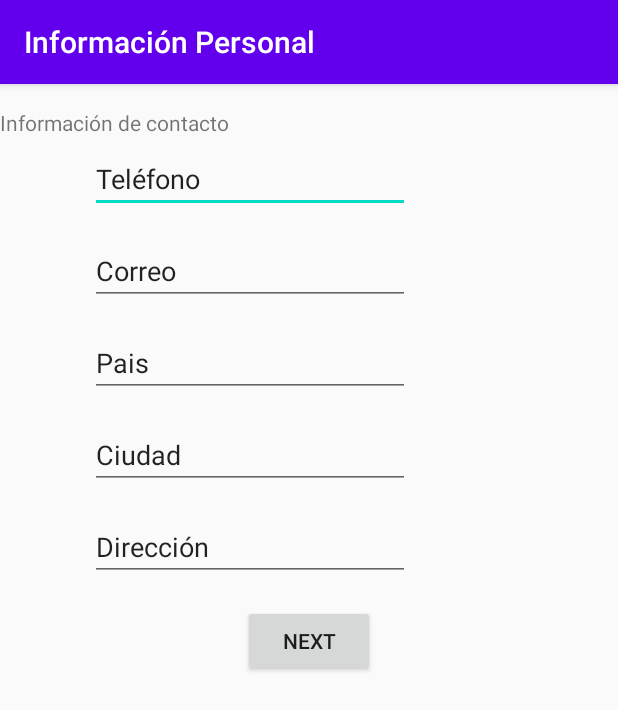
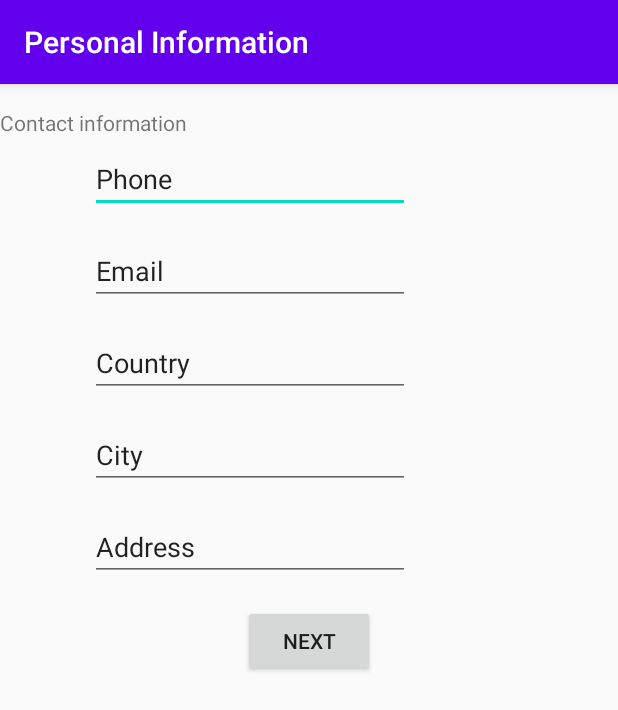
Before and after one commit to jdiegoisaza/LabsCM20231-Gr09, an Android app: the ContactDataActivity screen opened directly, with no data from a screen before it, on a phone screen of 412 x 824 dp. Shown: the top 710 px of the screen. Run offline under Robolectric (Android 15) with nearby library versions, the phone set to English and light mode, and no system bars.

Commit message:
Logica final lista

```diff
--- a/Lab1-UI/src/main/java/co/edu/udea/compumovil/gr09_20231/lab1/ContactDataActivity.kt
+++ b/Lab1-UI/src/main/java/co/edu/udea/compumovil/gr09_20231/lab1/ContactDataActivity.kt
@@ -1,11 +1,44 @@
 package co.edu.udea.compumovil.gr09_20231.lab1
 
+import android.content.ContentValues.TAG
 import android.support.v7.app.AppCompatActivity
 import android.os.Bundle
+import android.util.Log
+import android.widget.Button
+import android.widget.EditText
 
 class ContactDataActivity : AppCompatActivity() {
     override fun onCreate(savedInstanceState: Bundle?) {
         super.onCreate(savedInstanceState)
         setContentView(R.layout.activity_contact_data)
+        save()
+    }
+    private fun save(){
+        val button:Button = findViewById(R.id.button)
+        val phone:EditText = findViewById(R.id.phoneNumber)
+        val email:EditText = findViewById(R.id.emailAddress)
+        val country:EditText = findViewById(R.id.country)
+        val city:EditText = findViewById(R.id.city)
+
+        val extras = intent.extras
+        val dataName = extras?.getString("name")
+        val dataLastName = extras?.getString("lastName")
+        val dataDate = extras?.getString("date")
+        val dataGender = extras?.getString("gender")
+        val dataEducation = extras?.getString("education")
+        button.setOnClickListener{
+            if(phone.text.isNotEmpty()&&email.text.isNotEmpty()&&country.text.isNotEmpty()){
+                Log.i(TAG,"informacion Personal:")
+                Log.i(TAG,"$dataName $dataLastName")
+                if (dataGender!= null)
+                    Log.i(TAG,"$dataGender")
+                Log.i(TAG,"Nacio el: $dataDate")
+                Log.i(TAG,"informacion de Contacto:")
+                Log.i(TAG,"Telefono:"+ phone.text)
+                Log.i(TAG,"Email:" + email.text)
+                Log.i(TAG,"Pais:" + country.text)
+                Log.i(TAG,"Ciudad:" + city.text)
+            }
+        }
     }
 }
--- a/Lab1-UI/src/main/java/co/edu/udea/compumovil/gr09_20231/lab1/PersonalDataActivity.kt
+++ b/Lab1-UI/src/main/java/co/edu/udea/compumovil/gr09_20231/lab1/PersonalDataActivity.kt
@@ -37,12 +37,12 @@ class PersonalDataActivity : AppCompatActivity() {
             if (name.text.isNotEmpty() && lastName.text.isNotEmpty()){
                 val intent = Intent(this, ContactDataActivity::class.java)
                 intent.putExtra("name", name.text.toString())
-                intent.putExtra("last_name", lastName.text.toString())
+                intent.putExtra("lastName", lastName.text.toString())
                 if(gender.checkedRadioButtonId != -1){
                     val radioButton:RadioButton =findViewById(gender.checkedRadioButtonId)
                     intent.putExtra("gender",radioButton.text)
                 }
-                val datebirth:String = date.dayOfMonth.toString() + "/" + date.month.toString() + "/" + date.year.toString()
+                val datebirth:String = date.dayOfMonth.toString() + "/" + (date.month+1).toString() + "/" + date.year.toString()
                 intent.putExtra("date", datebirth)
                 intent.putExtra("education", education.selectedItem.toString())
 
--- a/Lab1-UI/src/main/res/layout-land/activity_contact_data.xml
+++ b/Lab1-UI/src/main/res/layout-land/activity_contact_data.xml
@@ -24,6 +24,7 @@
         android:ems="10"
         android:inputType="phone"
         android:text="@string/text_telContact"
+        android:imeOptions="flagNoFullscreen"
         app:layout_constraintStart_toStartOf="parent"
         app:layout_constraintTop_toBottomOf="@+id/tittleSecondActivity"
         tools:ignore="TouchTargetSizeCheck" />
@@ -36,6 +37,7 @@
         android:ems="10"
         android:inputType="textEmailAddress"
         android:text="@string/text_mailContact"
+        android:imeOptions="flagNoFullscreen"
         app:layout_constraintStart_toEndOf="@+id/phoneNumber"
         tools:ignore="MissingConstraints,TouchTargetSizeCheck"
         tools:layout_editor_absoluteY="40dp" />
@@ -49,6 +51,7 @@
         android:ems="10"
         android:inputType="textPersonName"
         android:text="@string/text_countryContact"
+        android:imeOptions="flagNoFullscreen"
         app:layout_constraintStart_toStartOf="parent"
         app:layout_constraintTop_toBottomOf="@+id/phoneNumber"
         tools:ignore="TouchTargetSizeCheck" />
@@ -62,6 +65,7 @@
         android:ems="10"
         android:inputType="textPersonName"
         android:text="@string/text_cityContact"
+        android:imeOptions="flagNoFullscreen"
         app:layout_constraintStart_toEndOf="@+id/editTextTextPersonName3"
         app:layout_constraintTop_toBottomOf="@+id/emailAddress"
         tools:ignore="TouchTargetSizeCheck" />
@@ -75,6 +79,7 @@
         android:ems="10"
         android:inputType="textPostalAddress"
         android:text="@string/text_addressContact"
+        android:imeOptions="flagNoFullscreen"
         app:layout_constraintStart_toStartOf="parent"
         app:layout_constraintTop_toBottomOf="@+id/editTextTextPersonName3"
         tools:ignore="TouchTargetSizeCheck" />
--- a/Lab1-UI/src/main/res/layout-land/activity_personal_data.xml
+++ b/Lab1-UI/src/main/res/layout-land/activity_personal_data.xml
@@ -16,6 +16,7 @@
         android:autofillHints="name"
         android:ems="10"
         android:hint="@string/text_name"
+        android:imeOptions="flagNoFullscreen"
         android:inputType="textPersonName"
         app:layout_constraintEnd_toStartOf="@+id/editTextLastname"
         app:layout_constraintStart_toStartOf="parent"
@@ -31,6 +32,7 @@
         android:autofillHints="lastname"
         android:ems="10"
         android:hint="@string/text_lastname"
+        android:imeOptions="flagNoFullscreen"
         android:inputType="textPersonName"
         app:layout_constraintEnd_toEndOf="parent"
         app:layout_constraintStart_toEndOf="@+id/editTextName"
--- a/Lab1-UI/src/main/res/values/strings.xml
+++ b/Lab1-UI/src/main/res/values/strings.xml
@@ -1,13 +1,13 @@
 <resources>
-    <string name="app_name">Información Personal</string>
-    <string name="text_name">Nombres</string>
-    <string name="text_requiere">*Obligatorio</string>
-    <string name="text_lastname">Apellidos</string>
-    <string name="text_gender">Sexo</string>
-    <string name="text_genderM">Masculino</string>
-    <string name="text_genderF">Femenino</string>
-    <string name="text_datepicker">Fecha</string>
-    <string name="text_school">Grado de escolaridad</string>
+    <string name="app_name">Personal Information</string>
+    <string name="text_name">Names</string>
+    <string name="text_requiere">Requiere</string>
+    <string name="text_lastname">Last Name</string>
+    <string name="text_gender">Gender</string>
+    <string name="text_genderM">Male</string>
+    <string name="text_genderF">Female</string>
+    <string name="text_datepicker">Date</string>
+    <string name="text_school">Level of education</string>
     <string-array name="grade_spinner_options">
         <item>School</item>
         <item>Bachelor</item>
@@ -15,11 +15,10 @@
         <item>Other</item>
     </string-array>
     <string name="btn_next">Next</string>
-    <string name="text_infoContact">Información de contacto</string>
-    <string name="text_telContact">Teléfono</string>
-    <string name="text_mailContact">Correo</string>
-    <string name="text_countryContact">Pais</string>
-    <string name="text_cityContact">Ciudad</string>
-    <string name="text_addressContact">Dirección</string>
-    Pais
+    <string name="text_infoContact">Contact information</string>
+    <string name="text_telContact">Phone</string>
+    <string name="text_mailContact">Email</string>
+    <string name="text_countryContact">Country</string>
+    <string name="text_cityContact">City</string>
+    <string name="text_addressContact">Address</string>
 </resources>
```
Also changed, not shown: 1 other file.
